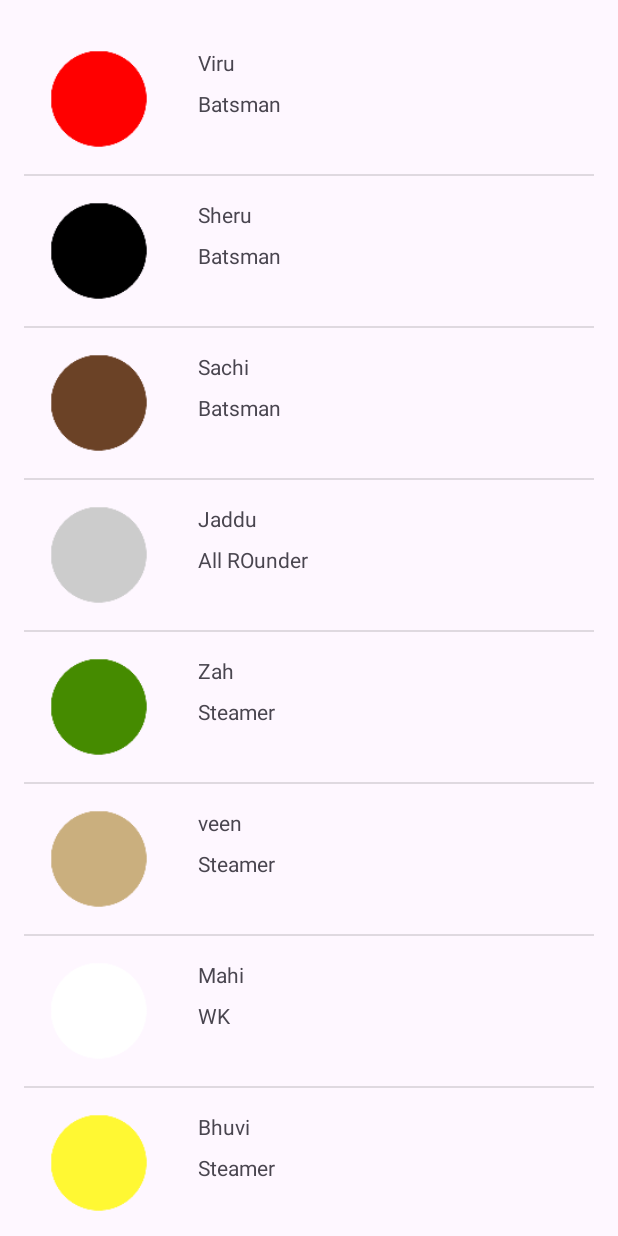
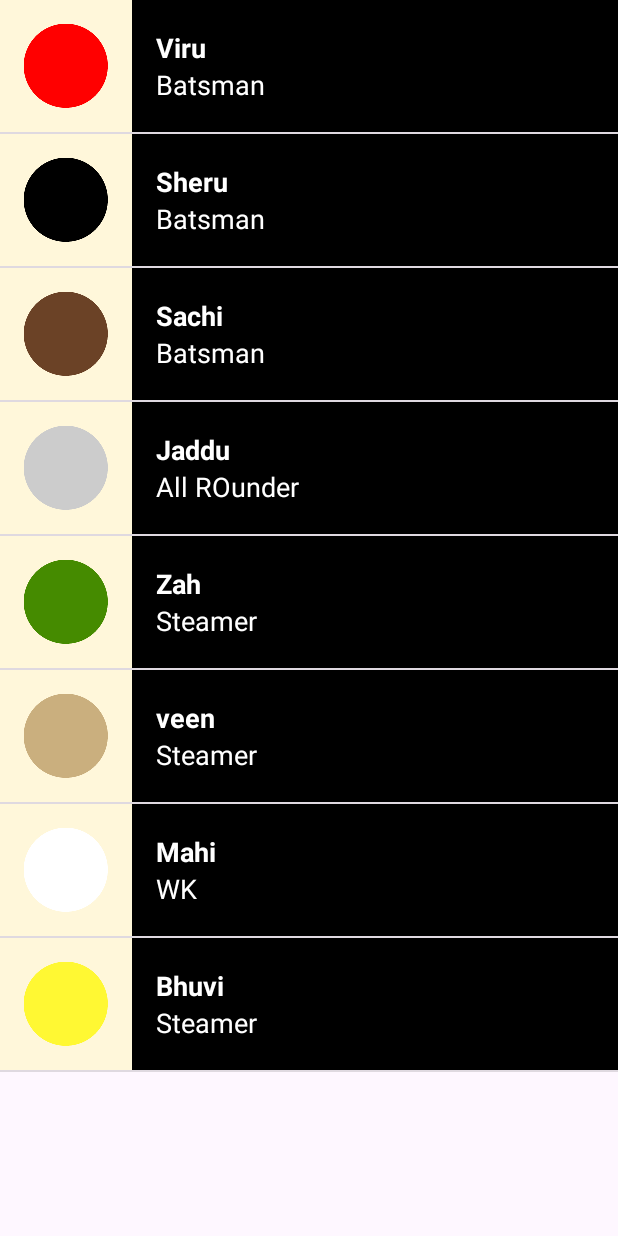
Before and after one commit to ayan-de/CustomAdapter-JAVA, an Android app: the MainActivity2 screen opened directly, with no data from a screen before it, on a phone screen of 412 x 824 dp. Run offline under Robolectric (Android 15) with nearby library versions, the phone set to English and light mode, and no system bars.

Commit message:
"Worked on UI of activities"

```diff
--- a/app/src/main/res/layout/activity_main1.xml
+++ b/app/src/main/res/layout/activity_main1.xml
@@ -5,8 +5,4 @@
     android:layout_width="match_parent"
     android:layout_height="match_parent"
     android:orientation="vertical"
-    android:paddingBottom="@dimen/activity_vertical_margin"
-    android:paddingLeft="@dimen/activity_horizontal_margin"
-    android:paddingRight="@dimen/activity_horizontal_margin"
-    android:paddingTop="@dimen/activity_vertical_margin"
     />
--- a/app/src/main/res/layout/list_item.xml
+++ b/app/src/main/res/layout/list_item.xml
@@ -3,34 +3,44 @@
     xmlns:tools="http://schemas.android.com/tools"
     android:layout_width="match_parent"
     android:layout_height="match_parent"
+    android:background="@color/tanColor"
+    android:minHeight="@dimen/list_item_height"
     android:orientation="horizontal">
 
     <ImageView
-        android:layout_width="100dp"
-        android:layout_height="100dp"
-        android:src="@mipmap/messilogo"
         android:id="@+id/image"
-        />
+        android:layout_width="@dimen/list_item_height"
+        android:layout_height="@dimen/list_item_height" />
 
     <LinearLayout
+        android:id="@+id/text_container"
         android:layout_width="match_parent"
         android:layout_height="match_parent"
-        android:id="@+id/text_container"
+        android:background="@color/black"
+        android:paddingLeft="16dp"
         android:orientation="vertical">
+
         <TextView
             android:id="@+id/name"
             android:layout_width="match_parent"
-        android:layout_height="wrap_content"
-        tools:text="VIRAT KOHLI"
-        android:layout_marginTop="16dp"
-        android:layout_marginLeft="16dp"/>
+            android:layout_height="0dp"
+            android:textAppearance="?android:textAppearanceMedium"
+            android:textColor="@color/white"
+            android:textStyle="bold"
+            tools:text="Ayan De"
+            android:layout_weight="1"
+            android:gravity="bottom"
+
+            />
 
         <TextView
             android:id="@+id/role"
             android:layout_width="match_parent"
-        android:layout_height="wrap_content"
+            android:layout_height="0dp"
+            android:textAppearance="?android:textAppearanceMedium"
+            android:textColor="@color/white"
             tools:text="Batsman"
-        android:layout_marginTop="8dp"
-        android:layout_marginLeft="16dp"/>
+            android:layout_weight="1"
+            android:gravity="top"/>
     </LinearLayout>
 </LinearLayout>
--- a/app/src/main/res/values/colors.xml
+++ b/app/src/main/res/values/colors.xml
@@ -1,6 +1,6 @@
 <?xml version="1.0" encoding="utf-8"?>
 <resources>
-    <color name="black">#FF000000</color>
+    <color name="black">#000000</color>
     <color name="white">#FFFFFFFF</color>
     <color name="violet">#9C27B0</color>
     <color name="Indigo">#4B0082</color>
@@ -9,4 +9,6 @@
     <color name="yellow">#FFEB3B</color>
     <color name="orange">#FF9800</color>
     <color name="red">#FF5722</color>
+    <color name="grey">#5A5A5A</color>
+    <color name="tanColor">#FFF7DA</color>
 </resources>
--- a/app/src/main/res/values/dimens.xml
+++ b/app/src/main/res/values/dimens.xml
@@ -1,8 +1,6 @@
 <?xml version="1.0" encoding="utf-8"?>
 <resources>
     <!-- Height of each list item -->
-    <dimen name="list_item_height">108dp</dimen>
+    <dimen name="list_item_height">88dp</dimen>
     <!-- Default screen margins, per the Android Design guidelines. -->
-    <dimen name="activity_horizontal_margin">16dp</dimen>
-    <dimen name="activity_vertical_margin">16dp</dimen>
 </resources>
```
Lines whose indentation alone changed are shown as unchanged.
